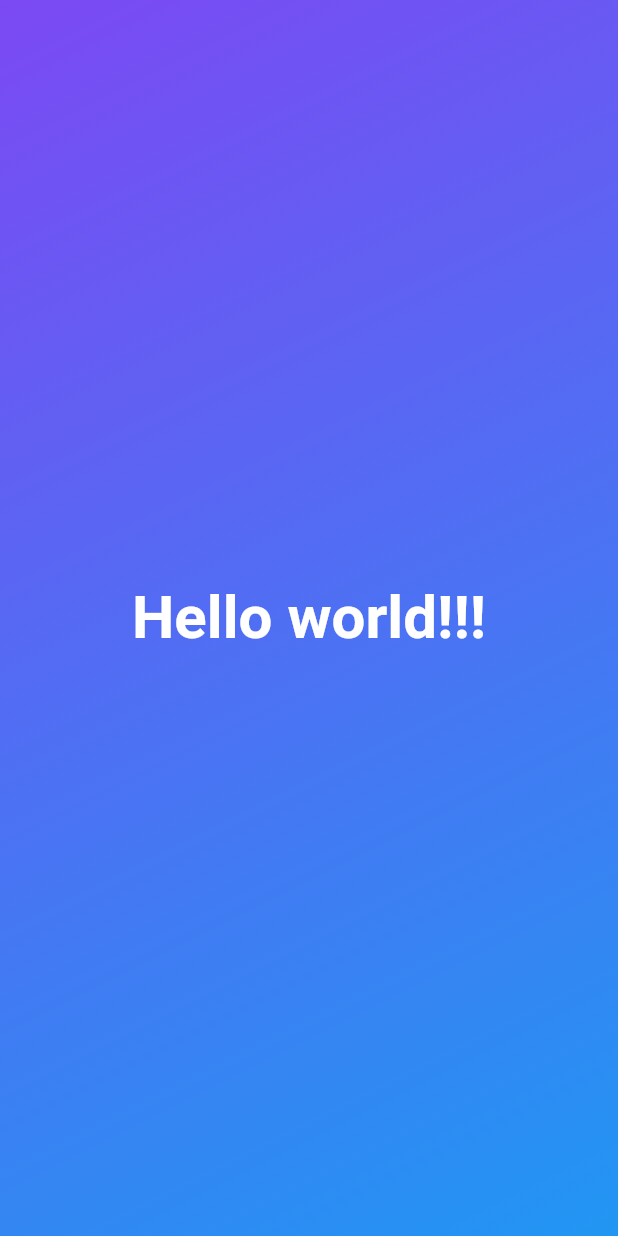
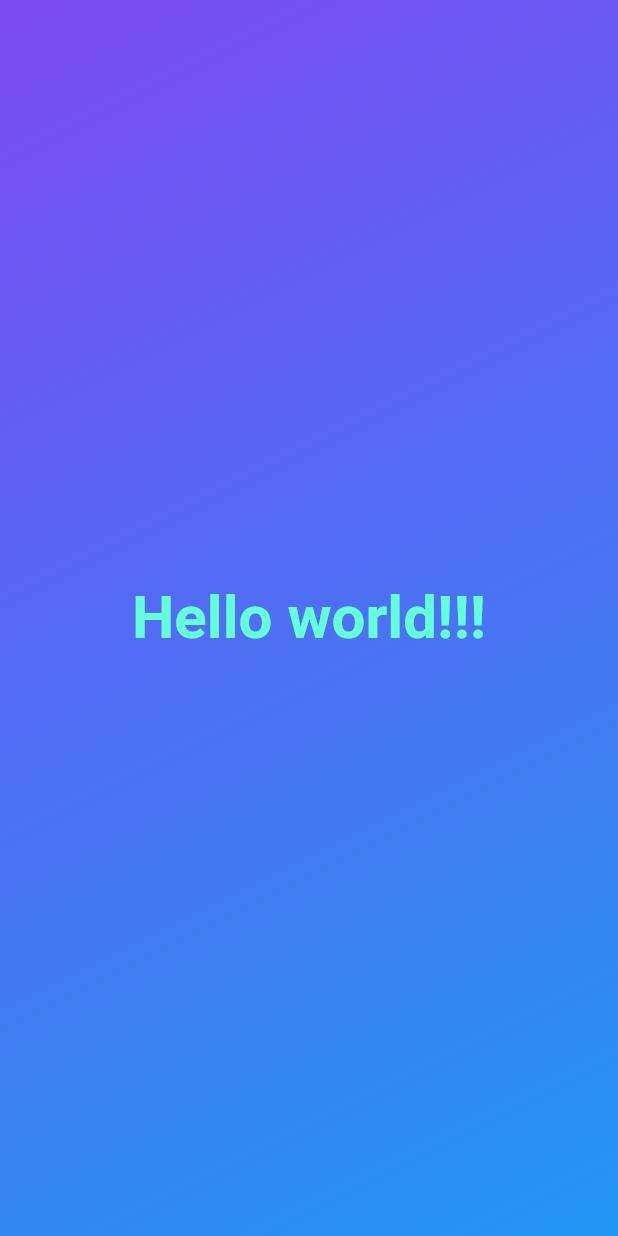
Before and after one commit to Rishi-Mishra0704/dice_roll_flutter, a Flutter app: the screen it shows after launch, on a phone screen of 412 x 824 dp. Run offline on Flutter 3.47's test engine with Material 2 defaults, Android fonts, the phone set to English and light mode, and no system bars.

Commit message:
create a new file for gradient container

```diff
--- /dev/null
+++ b/lib/gradient_container.dart
@@ -0,0 +1,29 @@
+import 'package:flutter/material.dart';
+
+class GradientContainer extends StatelessWidget{
+
+  const GradientContainer({super.key});
+
+  @override
+  Widget build(context) {
+    return Container(
+      decoration: const BoxDecoration( // BoxDecoration to style the container
+        gradient: LinearGradient(
+          begin: Alignment.topLeft,
+          end: Alignment.bottomRight,
+          colors: [Color.fromARGB(255, 124, 73, 243), Colors.blue],
+        ),
+      ),
+      child: const Center(
+        child: Text(
+          "Hello world!!!", // Text to display
+          style: TextStyle( // TextStyle to style the text
+            fontSize: 40,
+            fontWeight: FontWeight.bold,
+            color: Colors.tealAccent,
+          ),
+        ),
+      ),
+    );
+  }
+}
--- a/lib/main.dart
+++ b/lib/main.dart
@@ -1,39 +1,12 @@
 import 'package:flutter/material.dart';
+import 'gradient_container.dart';
 
 void main() {
   runApp(
-    MaterialApp(
+    const MaterialApp(
       home: Scaffold(
         body: GradientContainer(),
       ),
     ),
   );
 }
-
-class GradientContainer extends StatelessWidget{
-
-  const GradientContainer({super.key});
-
-  @override
-  Widget build(context) {
-    return Container(
-      decoration: const BoxDecoration( // BoxDecoration to style the container
-        gradient: LinearGradient(
-          begin: Alignment.topLeft,
-          end: Alignment.bottomRight,
-          colors: [Color.fromARGB(255, 124, 73, 243), Colors.blue],
-        ),
-      ),
-      child: const Center(
-        child: Text(
-          "Hello world!!!", // Text to display
-          style: TextStyle( // TextStyle to style the text
-            fontSize: 40,
-            fontWeight: FontWeight.bold,
-            color: Colors.white,
-          ),
-        ),
-      ),
-    );
-  }
-}
```
